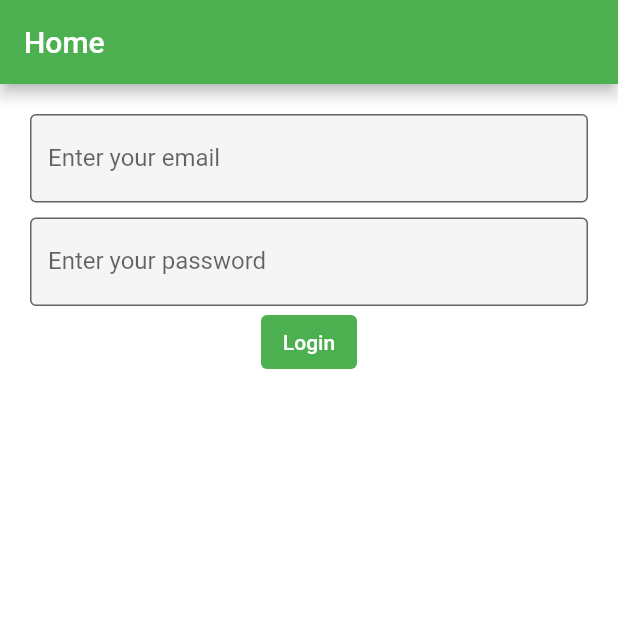
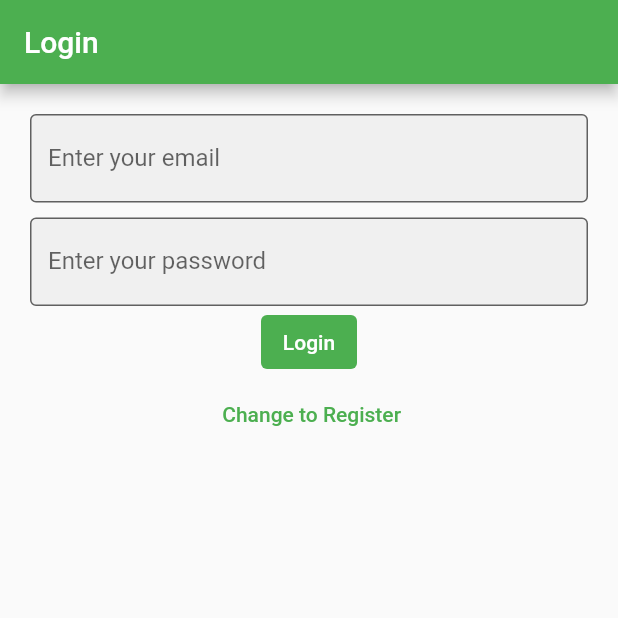
Before and after one commit to vipoooooo/mynotes, a Flutter app: the screen it shows after launch, on a phone screen of 412 x 824 dp, the top half of it. Run offline on Flutter 3.47's test engine with Material 2 defaults, Android fonts, the phone set to English and light mode, and no system bars; our stand-ins replace firebase_auth, firebase_core; accounts and stored records are empty.

Commit message:
check auth state to display correct view

```diff
--- a/lib/home_page.dart
+++ b/lib/home_page.dart
@@ -3,62 +3,36 @@ import 'package:firebase_core/firebase_core.dart';
 import 'package:flutter/material.dart';
 import 'package:mynotes/firebase_options.dart';
 import 'package:mynotes/login_view.dart';
+import 'package:mynotes/verify_email_view.dart';
 
 class HomePage extends StatelessWidget {
   const HomePage({super.key});
 
   @override
   Widget build(BuildContext context) {
-    return Scaffold(
-      backgroundColor: Colors.white,
-      appBar: AppBar(
-        title: const Text("Home"),
-      ),
-      body: FutureBuilder(
+    return FutureBuilder(
       future: Firebase.initializeApp(
         options: DefaultFirebaseOptions.currentPlatform,
       ),
       builder: (context, snapshot) {
         switch (snapshot.connectionState) {
           case ConnectionState.done:
-              return LoginView();
+            final user = FirebaseAuth.instance.currentUser;
+            if (user != null) {
+              if (user.emailVerified) {
+                print("email verified");
+              } else {
+                return const VerifyEmailView();
+              }
+            } else {
+              return const LoginView();
+            }
+            return const Text("done");
 
           default:
-              return const Text("Loading...");
+            return const CircularProgressIndicator();
         }
       },
-      ),
     );
   }
 }
-
-class VerifyEmailView extends StatefulWidget {
-  const VerifyEmailView({super.key});
-
-  @override
-  State<VerifyEmailView> createState() => _VerifyEmailViewState();
-}
-
-class _VerifyEmailViewState extends State<VerifyEmailView> {
-  @override
-  Widget build(BuildContext context) {
-    return Column(
-      crossAxisAlignment: CrossAxisAlignment.start,
-      children: [
-        Text("Please verify your email address"),
-        TextButton(
-          onPressed: () async {
-            final user = FirebaseAuth.instance.currentUser;
-            await user?.sendEmailVerification();
-          },
-          style: ButtonStyle(
-              foregroundColor:
-                  MaterialStateColor.resolveWith((states) => Colors.white),
-              backgroundColor: MaterialStateColor.resolveWith(
-                  (states) => Theme.of(context).primaryColor)),
-          child: const Text("Send email verification"),
-        )
-      ],
-    );
-  }
-}
--- a/lib/login_view.dart
+++ b/lib/login_view.dart
@@ -28,7 +28,9 @@ class _LoginViewState extends State<LoginView> {
 
   @override
   Widget build(BuildContext context) {
-    return Container(
+    return Scaffold(
+      appBar: AppBar(title: const Text("Login")),
+      body: Container(
         padding: const EdgeInsets.all(20),
         child: Column(
           children: [
@@ -82,7 +84,15 @@ class _LoginViewState extends State<LoginView> {
                       (states) => Theme.of(context).primaryColor)),
               child: const Text("Login"),
             ),
+            TextButton(
+              onPressed: () {
+                Navigator.of(context)
+                    .pushNamedAndRemoveUntil('/register/', (route) => false);
+              },
+              child: const Text(" Change to Register"),
+            )
           ],
+        ),
       ),
     );
   }
--- a/lib/main.dart
+++ b/lib/main.dart
@@ -20,6 +20,10 @@ class MyApp extends StatelessWidget {
         primarySwatch: Colors.green,
       ),
       home: const HomePage(),
+      routes: {
+        '/login/': (context) => const LoginView(),
+        '/register/': (context) => const RegisterView(),
+      },
     );
   }
 }
--- a/lib/register_view.dart
+++ b/lib/register_view.dart
@@ -28,7 +28,9 @@ class _RegisterViewState extends State<RegisterView> {
 
   @override
   Widget build(BuildContext context) {
-    return Container(
+    return Scaffold(
+      appBar: AppBar(title: const Text("Register")),
+      body: Container(
         padding: const EdgeInsets.all(20),
         child: Column(
           children: [
@@ -61,8 +63,8 @@ class _RegisterViewState extends State<RegisterView> {
                 final password = _password.text;
 
                 try {
-                final userCredential =
-                    await FirebaseAuth.instance.createUserWithEmailAndPassword(
+                  final userCredential = await FirebaseAuth.instance
+                      .createUserWithEmailAndPassword(
                     email: email,
                     password: password,
                   );
@@ -84,7 +86,14 @@ class _RegisterViewState extends State<RegisterView> {
                       (states) => Theme.of(context).primaryColor)),
               child: const Text("Register"),
             ),
+            TextButton(
+                onPressed: () {
+                  Navigator.of(context)
+                      .pushNamedAndRemoveUntil('/login/', (route) => false);
+                },
+                child: const Text("Back to Login"))
           ],
+        ),
       ),
     );
   }
```
Also changed, not shown: lib/verify_email_view.dart (added, +33 -0 lines). Lines whose indentation alone changed are shown as unchanged.
